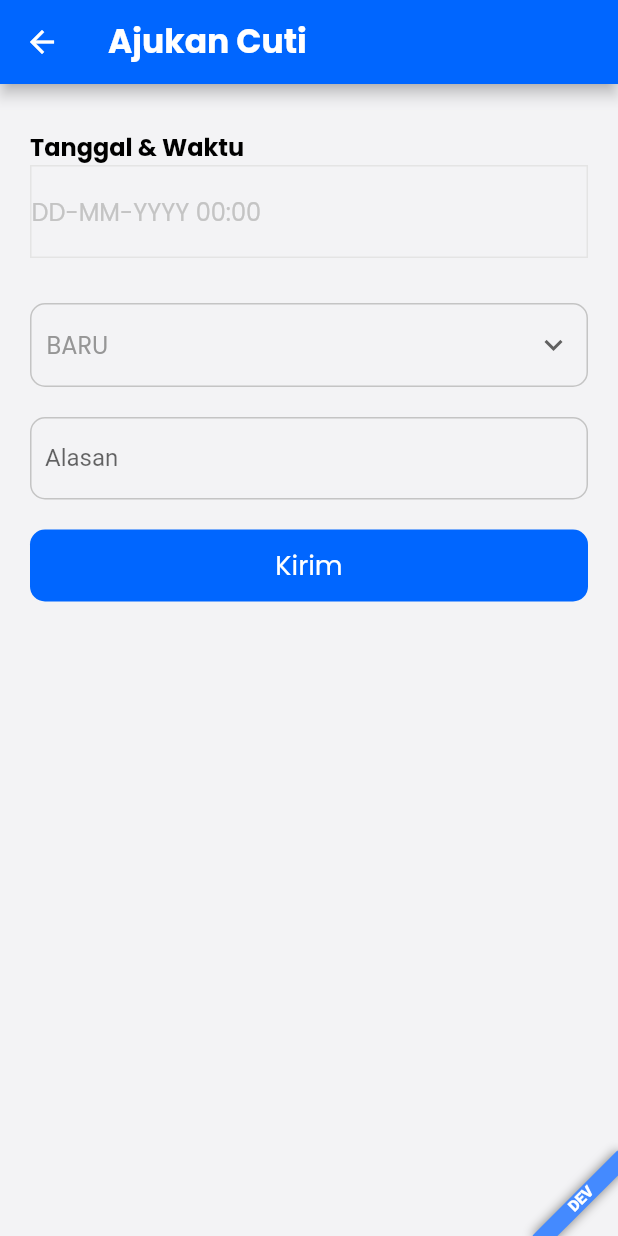
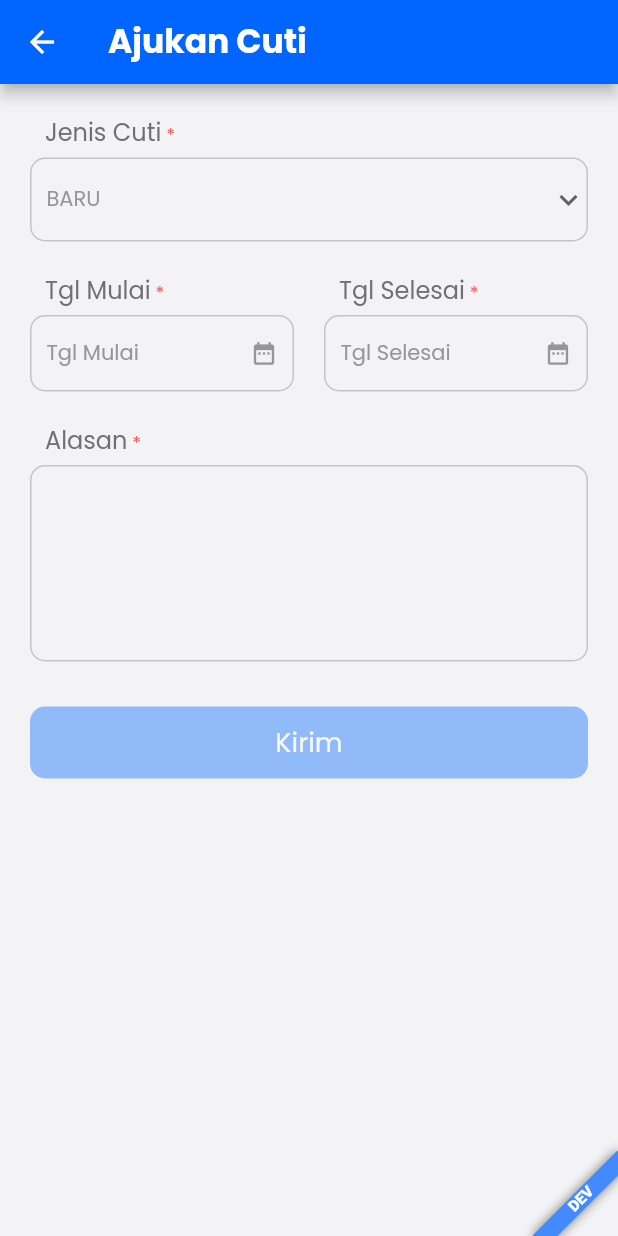
Before and after one commit to Arybobyku/hrd-flutter, a Flutter app: the CreateLeaveView screen opened directly, on a phone screen of 412 x 824 dp. Run offline on Flutter 3.47's test engine with Material 2 defaults, Android fonts, the phone set to English and light mode, and no system bars; our stand-ins replace clock, connectivity_plus, device_info_plus, dio, equatable, file and 3 more; accounts and stored records are empty.

Commit message:
feat(BLOC): create leave form

```diff
--- /dev/null
+++ b/lib/src/common/mixin/calendar_mixin.dart
@@ -0,0 +1,30 @@
+import 'package:flutter/material.dart';
+import 'package:hrd/src/common/common.dart';
+
+mixin CalendarMixin {
+  Future showDatePickerDialog(BuildContext context,
+      {DateTime? firstData, DateTime? lastDate}) {
+    return showDatePicker(
+      context: context,
+      initialDate: DateTime.now(),
+      firstDate: firstData ?? DateTime(1800),
+      lastDate: lastDate ?? DateTime(2500),
+      builder: (context, child) {
+        return Theme(
+          data: Theme.of(context).copyWith(
+            colorScheme: const ColorScheme.light(
+              primary: DartdroidColor.primary,
+              onPrimary: DartdroidColor.white,
+            ),
+            textButtonTheme: TextButtonThemeData(
+              style: TextButton.styleFrom(
+                foregroundColor: DartdroidColor.primary,
+              ),
+            ),
+          ),
+          child: child!,
+        );
+      },
+    );
+  }
+}
--- a/lib/src/common/mixin/mixin.dart
+++ b/lib/src/common/mixin/mixin.dart
@@ -4,3 +4,4 @@ export 'snackbar_mixin.dart';
 export 'widget_mixin.dart';
 export 'bottom_sheet_mixin.dart';
 export 'date_picker_mixin.dart';
+export 'calendar_mixin.dart';
--- /dev/null
+++ b/lib/src/common/model/form_field_data/form_field_data.dart
@@ -0,0 +1,25 @@
+/// Used in BlocSelector
+class FormFieldData<T> {
+  final List validate;
+
+  final T? value;
+  final String? key;
+
+  FormFieldData({
+    this.validate = const [],
+    this.value,
+    this.key,
+  });
+
+  bool get hasEmptyField => validate.any((element) {
+    bool _validation = element == null;
+    if (element is List || element is Map) {
+      _validation = _validation || element.isEmpty;
+    }
+    if (element is String) {
+      _validation = _validation || element.trim().isEmpty;
+    }
+
+    return _validation;
+  });
+}
--- a/lib/src/core/bloc/bloc.dart
+++ b/lib/src/core/bloc/bloc.dart
@@ -1,3 +1,4 @@
 export 'authentication/authentication.dart';
 export 'connection/connection.dart';
 export 'landing/tab/landing_tab_cubit.dart';
+export 'leave/leave.dart';
--- /dev/null
+++ b/lib/src/core/bloc/leave/create_leave/create_leave_form_cubit.dart
@@ -0,0 +1,64 @@
+import 'package:hrd/src/base/base.dart';
+import 'package:hrd/src/common/common.dart';
+
+class CreateLeaveFormCubit extends Cubit<BaseState<LeaveFormData>> {
+  CreateLeaveFormCubit() : super(InitializedState(data: LeaveFormData()));
+
+  void updateFormLeaveTypes(LeaveFormData latestFormData, String value) {
+    latestFormData = latestFormData.copyWith(leaveTypes: value);
+    emit(LoadedState(data: latestFormData));
+  }
+
+  void updateFormStartDate(LeaveFormData latestFormData, DateTime value) {
+    latestFormData = latestFormData.copyWith(startDate: value);
+    emit(LoadedState(data: latestFormData));
+  }
+
+  void updateFormReason(LeaveFormData latestFormData, String value) {
+    latestFormData = latestFormData.copyWith(reasons: value);
+    emit(LoadedState(data: latestFormData));
+  }
+
+  void updateFormEndData(LeaveFormData latestFormData, DateTime value) {
+    latestFormData = latestFormData.copyWith(endDate: value);
+    emit(LoadedState(data: latestFormData));
+  }
+
+  void submitFormLeave() {}
+}
+
+class LeaveFormData extends BaseModel {
+  String? leaveTypes;
+  DateTime? startDate;
+  DateTime? endDate;
+  String? reasons;
+
+  LeaveFormData({
+    this.leaveTypes,
+    this.startDate,
+    this.endDate,
+    this.reasons,
+  });
+
+  @override
+  List<Object?> get props => [
+        leaveTypes,
+        startDate,
+        endDate,
+        reasons,
+      ];
+
+  @override
+  copyWith({
+    String? leaveTypes,
+    DateTime? startDate,
+    DateTime? endDate,
+    String? reasons,
+  }) =>
+      LeaveFormData(
+        leaveTypes: leaveTypes ?? this.leaveTypes,
+        startDate: startDate ?? this.startDate,
+        endDate: endDate ?? this.endDate,
+        reasons: reasons ?? this.reasons,
+      );
+}
--- /dev/null
+++ b/lib/src/core/bloc/leave/leave.dart
@@ -0,0 +1 @@
+export 'create_leave/create_leave_form_cubit.dart';
--- a/lib/src/ui/screen/leave/create/create_leave_screen.dart
+++ b/lib/src/ui/screen/leave/create/create_leave_screen.dart
@@ -1,6 +1,8 @@
 import 'package:flutter/material.dart';
+import 'package:hrd/src/base/base.dart';
 import 'package:hrd/src/common/common.dart';
-import 'package:hrd/src/common/mixin/bottom_sheet_mixin.dart';
+import 'package:hrd/src/common/model/form_field_data/form_field_data.dart';
+import 'package:hrd/src/core/bloc/bloc.dart';
 import 'package:hrd/src/ui/ui.dart';
 
 class CreateLeaveScreen extends StatefulWidget {
@@ -13,11 +15,21 @@ class CreateLeaveScreen extends StatefulWidget {
 class _CreateLeaveScreenState extends State<CreateLeaveScreen> {
   @override
   Widget build(BuildContext context) {
-    return CreateLeaveView();
+    return MultiBlocListener(
+      listeners: [
+        BlocProvider(
+            create: (
+          context,
+        ) =>
+                CreateLeaveFormCubit())
+      ],
+      child: CreateLeaveView(),
+    );
   }
 }
 
-class CreateLeaveView extends StatelessWidget with WidgetMixin, BottomSheetMixin {
+class CreateLeaveView extends StatelessWidget
+    with WidgetMixin, BottomSheetMixin, CalendarMixin {
   CreateLeaveView({Key? key}) : super(key: key);
 
   @override
@@ -30,58 +42,104 @@ class CreateLeaveView extends StatelessWidget with WidgetMixin, BottomSheetMixin
         child: Padding(
           padding: const EdgeInsets.symmetric(horizontal: 20),
           child: SingleChildScrollView(
-            child: Column(
+            child: BlocBuilder<CreateLeaveFormCubit, BaseState<LeaveFormData>>(
+              builder: (context, state) {
+                return Column(
                   children: [
-                verticalSpace20,
-                FormDateTimeWidget(
-                  title: 'Tanggal & Waktu',
-                  hintText: 'DD-MM-YYYY 00:00',
-                  onTap: () async{
-                    final DateTime? birthDate = await showDatePicker(
-                      context: context,
-                      initialDate: DateTime.now(),
-                      firstDate: DateTime(1800),
-                      lastDate: DateTime(2500),
-                      builder: (context, child) {
-                        return Theme(
-                          data: Theme.of(context).copyWith(
-                            colorScheme:  const ColorScheme.light(
-                              primary: DartdroidColor.primary,
-                              onPrimary: DartdroidColor.white,
-                            ),
-                            textButtonTheme: TextButtonThemeData(
-                              style: TextButton.styleFrom(
-                                primary: DartdroidColor.primary,
-                              ),
-                            ),
-                          ),
-                          child: child!,
-                        );
-                      },
-                    );
-                  },
-                ),
                     verticalSpace20,
                     DropDownWidget(
                       title: "Jenis Cuti",
+                      isRequired: true,
                       items: const [
                         {'key': 1, 'value': "BARU"},
                         {'key': 2, 'value': "PENGGANTIAN"},
                         {'key': 3, 'value': "PERPANJANGAN"},
                       ],
-                  callbackWithoutValidator: (val) {},
+                      callbackWithoutValidator: (val) {
+                        context
+                            .read<CreateLeaveFormCubit>()
+                            .updateFormLeaveTypes(
+                                state.data!, val!.values.toString());
+                      },
+                    ),
+                    verticalSpace20,
+                    Row(
+                      children: [
+                        Expanded(
+                          child: FormDateTimeWidget(
+                            title: "Tgl Mulai",
+                            hintText: 'Tgl Mulai',
+                            isOnlyDate: true,
+                            isRequired: true,
+                            icon: Icons.date_range,
+                            value: state.data!.startDate,
+                            onTap: () async {
+                              final DateTime? date = await showDatePickerDialog(
+                                context,
+                                firstData: DateTime.now(),
+                              );
+
+                              context
+                                  .read<CreateLeaveFormCubit>()
+                                  .updateFormStartDate(state.data!, date!);
+                            },
+                          ),
+                        ),
+                        horizontalSpace20,
+                        Expanded(
+                          child: FormDateTimeWidget(
+                            title: "Tgl Selesai",
+                            isRequired: true,
+                            isOnlyDate: true,
+                            hintText: 'Tgl Selesai',
+                            icon: Icons.date_range,
+                            value: state.data!.endDate,
+                            onTap: () async {
+                              final DateTime? date = await showDatePickerDialog(
+                                  context,
+                                  firstData: state.data!.startDate);
+
+                              context
+                                  .read<CreateLeaveFormCubit>()
+                                  .updateFormEndData(state.data!, date!);
+                            },
+                          ),
+                        ),
+                      ],
                     ),
                     verticalSpace20,
                     TextFormFieldRounded(
-                  label: "Alasan",
-                  onChange: (val) {},
+                      title: 'Alasan',
+                      isRequired: true,
+                      minLines: 5,
+                      onChange: (val) => context
+                          .read<CreateLeaveFormCubit>()
+                          .updateFormReason(state.data!, val),
                     ),
-                verticalSpace20,
-                ButtonRounded(
+                    verticalSpace(30),
+                    BlocSelector<CreateLeaveFormCubit, BaseState<LeaveFormData>,
+                        FormFieldData>(
+                      selector: (state) => FormFieldData(
+                        validate: [
+                          state.data!.reasons,
+                          state.data!.leaveTypes,
+                          state.data!.startDate,
+                          state.data!.endDate,
+                        ],
+                      ),
+                      builder: (context, state) {
+                        return DisablerWidget(
+                          disable: state.hasEmptyField,
+                          child: ButtonRounded(
                             text: "Kirim",
                             onPressed: () {},
                           ),
+                        );
+                      },
+                    ),
                   ],
+                );
+              },
             ),
           ),
         ),
--- a/lib/src/ui/widget/dropdown_widget.dart
+++ b/lib/src/ui/widget/dropdown_widget.dart
@@ -4,6 +4,7 @@ import 'package:hrd/src/common/common.dart';
 class DropDownWidget extends StatefulWidget {
   final Widget? titleOption;
   final String? title;
+  final bool isRequired;
   final TextStyle? titleStyle;
   final TextStyle? fieldStyle;
   final String? hint;
@@ -23,6 +24,7 @@ class DropDownWidget extends StatefulWidget {
     this.titleOption,
     this.title = '',
     this.titleStyle,
+    this.isRequired = false,
     this.fieldStyle,
     this.hint,
     this.hintStyle,
@@ -41,7 +43,7 @@ class DropDownWidget extends StatefulWidget {
   _DropDownWidgetState createState() => _DropDownWidgetState();
 }
 
-class _DropDownWidgetState extends State<DropDownWidget> {
+class _DropDownWidgetState extends State<DropDownWidget> with WidgetMixin {
   final GlobalKey<FormFieldState> _fieldKey = GlobalKey<FormFieldState>();
 
   List<DropdownMenuItem<Map>>? _dropdownMenuItems;
@@ -49,7 +51,7 @@ class _DropDownWidgetState extends State<DropDownWidget> {
   Map<dynamic, dynamic>? _selectedItem;
   bool _isErrorCustomMessage = false;
   bool _isErrorWithValidatorKey = false;
-  TextStyle defaultStyle = DartDroidFonts.normal(fontSize: 16)!;
+  TextStyle defaultStyle = DartDroidFonts.normal(fontSize: 14)!;
 
   @override
   void initState() {
@@ -104,19 +106,47 @@ class _DropDownWidgetState extends State<DropDownWidget> {
     return Column(
       crossAxisAlignment: CrossAxisAlignment.start,
       children: [
+        if (widget.title != null)
+          Column(
+            crossAxisAlignment: CrossAxisAlignment.start,
+            children: [
+              Padding(
+                padding: const EdgeInsets.symmetric(horizontal: 10),
+                child: RichText(
+                  text: TextSpan(
+                    text: widget.title,
+                    style: widget.titleStyle ??
+                        DartDroidFonts.normal(
+                          fontSize: 16,
+                          color: DartdroidColor.greyLighten8,
+                        ),
+                    children: [
+                      if (widget.isRequired) ...[
+                        TextSpan(
+                          text: ' *',
+                          style: DartDroidFonts.normal(
+                            color: DartdroidColor.redDarken40,
+                          ),
+                        )
+                      ],
+                    ],
+                  ),
+                ),
+              ),
+              verticalSpace5,
+            ],
+          ),
         Container(
           key: widget.key,
           width: double.infinity,
-          padding: const EdgeInsets.symmetric(horizontal: 10,vertical: 10),
           decoration: BoxDecoration(
-            borderRadius: const BorderRadius.all(
-              Radius.circular(10),
-            ),
-            border:Border.all(
-              color: DartdroidColor.greyLighten30,
-              width: 1,
-            )
-          ),
+              borderRadius: const BorderRadius.all(
+                Radius.circular(10),
+              ),
+              border: Border.all(
+                color: DartdroidColor.greyLighten30,
+                width: 1,
+              )),
           alignment: Alignment.centerLeft,
           child: DropdownButtonFormField(
             key: _fieldKey,
@@ -129,7 +159,8 @@ class _DropDownWidgetState extends State<DropDownWidget> {
               isDense: true,
               enabledBorder: InputBorder.none,
               border: InputBorder.none,
-              contentPadding: EdgeInsets.symmetric(vertical: 5),
+              contentPadding:
+                  EdgeInsets.symmetric(vertical: 15, horizontal: 10),
               errorMaxLines: 1,
               errorStyle: TextStyle(color: Colors.transparent, fontSize: 0),
               errorBorder: OutlineInputBorder(
@@ -139,11 +170,11 @@ class _DropDownWidgetState extends State<DropDownWidget> {
             ),
             value: _selectedItem,
             hint: Text(
-              '${widget.title ?? _selectedItem}',
+              '${widget.hint ?? _selectedItem}',
               maxLines: 1,
               overflow: TextOverflow.ellipsis,
               style: widget.hintStyle ??
-                  defaultStyle.copyWith(color: DartdroidColor.grey),
+                  defaultStyle.copyWith(color: DartdroidColor.black),
               textAlign: TextAlign.start,
             ),
             items: _dropdownMenuItems,
@@ -163,7 +194,8 @@ class _DropDownWidgetState extends State<DropDownWidget> {
               "${widget.customErrorWithoutValidator ?? _fieldKey.currentState?.errorText}",
               textAlign: widget.errorMessageAlign,
               style: widget.customErrorWithoutValidatorStyle ??
-                  DartDroidFonts.bold(fontSize: 10,color: DartdroidColor.primary),
+                  DartDroidFonts.bold(
+                      fontSize: 10, color: DartdroidColor.primary),
             ),
           ),
         ],
--- a/lib/src/ui/widget/form_datetime_widget.dart
+++ b/lib/src/ui/widget/form_datetime_widget.dart
@@ -2,14 +2,13 @@ import 'package:flutter/material.dart';
 import 'package:hrd/src/common/common.dart';
 import 'package:intl/intl.dart';
 
-class FormDateTimeWidget extends StatelessWidget {
-  const FormDateTimeWidget({
+class FormDateTimeWidget extends StatelessWidget with WidgetMixin {
+  FormDateTimeWidget({
     Key? key,
-    required this.title,
+    this.title,
     this.titleStyle,
     this.subtitle,
     this.subtitleStyle,
-    this.isRequirement,
     this.hintText,
     this.hintTextStyle,
     this.validator,
@@ -17,13 +16,13 @@ class FormDateTimeWidget extends StatelessWidget {
     this.onTap,
     this.icon,
     this.isOnlyDate = false,
+    this.isRequired = false,
   }) : super(key: key);
 
-  final String title;
+  final String? title;
   final TextStyle? titleStyle;
   final String? subtitle;
   final TextStyle? subtitleStyle;
-  final bool? isRequirement;
   final String? hintText;
   final TextStyle? hintTextStyle;
   final String? Function(String?)? validator;
@@ -31,57 +30,57 @@ class FormDateTimeWidget extends StatelessWidget {
   final VoidCallback? onTap;
   final IconData? icon;
   final bool isOnlyDate;
+  final bool isRequired;
 
   @override
   Widget build(BuildContext context) {
-    return Padding(
-      padding: const EdgeInsets.symmetric(vertical: 10),
-      child: Column(
-        mainAxisSize: MainAxisSize.min,
+    return Column(
       crossAxisAlignment: CrossAxisAlignment.start,
-        mainAxisAlignment: MainAxisAlignment.start,
       children: [
-          RichText(
+        if (title != null)
+          Column(
+            crossAxisAlignment: CrossAxisAlignment.start,
+            children: [
+              Padding(
+                padding: const EdgeInsets.symmetric(horizontal: 10),
+                child: RichText(
                   text: TextSpan(
                     text: title,
-              style: titleStyle ?? DartDroidFonts.bold(fontSize: 16),
+                    style: DartDroidFonts.normal(
+                      fontSize: 16,
+                      color: DartdroidColor.greyLighten8,
+                    ),
                     children: [
-                if (isRequirement != null && isRequirement!) ...[
+                      if (isRequired) ...[
                         TextSpan(
                           text: ' *',
-                    style: titleStyle?.copyWith(
+                          style: DartDroidFonts.normal(
                             color: DartdroidColor.redDarken40,
-                        ) ??
-                        DartDroidFonts.bold(
-                          fontSize: 16,
-                          color: DartdroidColor.grey,
                           ),
                         )
                       ],
                     ],
                   ),
                 ),
-          if (subtitle != null) ...[
-            Text(
-              subtitle!,
-              style: subtitleStyle ??
-                  DartDroidFonts.bold(
-                    fontSize: 12,
-                    color: DartdroidColor.grey,
+              ),
+              verticalSpace5,
+            ],
+          ),
+        InkWell(
+          onTap: () => onTap != null ? onTap!.call() : null,
+          borderRadius: BorderRadius.circular(10),
+          child: Container(
+            padding: const EdgeInsets.symmetric(
+              vertical: 14.0,
+              horizontal: 10,
+            ),
+            decoration: BoxDecoration(
+              borderRadius: const BorderRadius.all(Radius.circular(10)),
+              border: Border.all(
+                width: 1,
+                color: DartdroidColor.greyLighten30,
               ),
             ),
-          ],
-          InkWell(
-            onTap: () => onTap != null ? onTap!.call() : null,
-            child: Container(
-              padding: const EdgeInsets.symmetric(
-                vertical: 18.0,
-              ),
-              decoration: BoxDecoration(
-                  border: Border.all(
-                width: 1.0,
-                color: DartdroidColor.greyLighten60,
-              )),
             child: Row(
               mainAxisSize: MainAxisSize.max,
               mainAxisAlignment: MainAxisAlignment.spaceBetween,
@@ -91,17 +90,15 @@ class FormDateTimeWidget extends StatelessWidget {
                     Text(
                       DateFormat('yyyy-MM-dd').format(value!).toString(),
                       style: DartDroidFonts.normal(
-                          fontSize: 16,
+                        fontSize: 14,
                         color: DartdroidColor.black,
                       ),
                     ),
                   ] else ...[
                     Text(
-                        DateFormat('yyyy-MM-dd HH:mm')
-                            .format(value!)
-                            .toString(),
+                      DateFormat('yyyy-MM-dd HH:mm').format(value!).toString(),
                       style: DartDroidFonts.normal(
-                          fontSize: 16,
+                        fontSize: 14,
                         color: DartdroidColor.black,
                       ),
                     ),
@@ -110,8 +107,8 @@ class FormDateTimeWidget extends StatelessWidget {
                   Text(
                     hintText ?? "DD-MM-YYYY 00:00",
                     style: DartDroidFonts.normal(
-                        fontSize: 16,
-                        color: DartdroidColor.greyLighten30,
+                      fontSize: 14,
+                      color: DartdroidColor.grey,
                     ),
                   )
                 ],
@@ -125,7 +122,6 @@ class FormDateTimeWidget extends StatelessWidget {
           ),
         ),
       ],
-      ),
     );
   }
 }
--- a/lib/src/ui/widget/text_form_field_rounded.dart
+++ b/lib/src/ui/widget/text_form_field_rounded.dart
@@ -3,9 +3,11 @@ import 'package:hrd/src/common/utility/dartdroid_fonts.dart';
 
 import '../../common/common.dart';
 
-class TextFormFieldRounded extends StatelessWidget {
+class TextFormFieldRounded extends StatelessWidget with WidgetMixin{
+  final String? title;
+  final bool isRequired;
   final String? initialValue;
-  final String label;
+  final String? label;
   final ValueChanged<String> onChange;
   final Widget? suffixIcon;
   final bool secureText;
@@ -14,10 +16,13 @@ class TextFormFieldRounded extends StatelessWidget {
   final FormFieldValidator? validatorCheck;
   final TextEditingController? controller;
   final bool readOnly;
+  final int minLines;
 
-  const TextFormFieldRounded({
+  TextFormFieldRounded({
     Key? key,
-    required this.label,
+    this.label,
+    this.title,
+    this.isRequired = false,
     required this.onChange,
     this.validatorCheck,
     this.initialValue,
@@ -26,12 +31,45 @@ class TextFormFieldRounded extends StatelessWidget {
     this.errorText,
     this.secureText = false,
     this.readOnly = false,
-    this.controller
+    this.controller,
+    this.minLines = 1,
   }) : super(key: key);
 
   @override
   Widget build(BuildContext context) {
-    return TextFormField(
+    return Column(
+      crossAxisAlignment: CrossAxisAlignment.start,
+      children: [
+        if (title != null)
+          Column(
+            crossAxisAlignment: CrossAxisAlignment.start,
+            children: [
+              Padding(
+                padding: const EdgeInsets.symmetric(horizontal: 10),
+                child: RichText(
+                  text: TextSpan(
+                    text: title,
+                    style: DartDroidFonts.normal(
+                      fontSize: 16,
+                      color: DartdroidColor.greyLighten8,
+                    ),
+                    children: [
+                      if (isRequired) ...[
+                        TextSpan(
+                          text: ' *',
+                          style: DartDroidFonts.normal(
+                            color: DartdroidColor.redDarken40,
+                          ),
+                        )
+                      ],
+                    ],
+                  ),
+                ),
+              ),
+              verticalSpace5,
+            ],
+          ),
+        TextFormField(
           initialValue: initialValue,
           validator: validatorCheck,
           controller: controller,
@@ -40,11 +78,13 @@ class TextFormFieldRounded extends StatelessWidget {
           cursorColor: DartdroidColor.primary,
           keyboardType: keyboardType,
           readOnly: readOnly,
+          minLines: minLines,
+          maxLines: 10,
           decoration: InputDecoration(
             errorText: errorText,
             filled: false,
             hoverColor: DartdroidColor.primary,
-        hintStyle:  DartDroidFonts.normal(
+            hintStyle: DartDroidFonts.normal(
               color: DartdroidColor.primary,
             ),
             labelText: label,
@@ -77,6 +117,8 @@ class TextFormFieldRounded extends StatelessWidget {
               ),
             ),
           ),
+        ),
+      ],
     );
   }
 }
```
Lines whose indentation alone changed are shown as unchanged.
